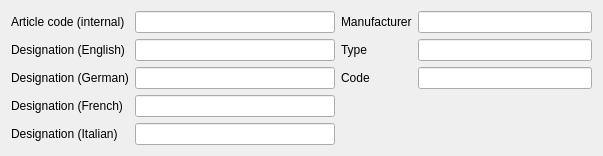
This is src/mdttools/mdttesttool/mdtcablelist/mdtClArticleEditor.ui in scandyna/multidiagtools as Qt 5 draws it before an edit. The edited form follows.
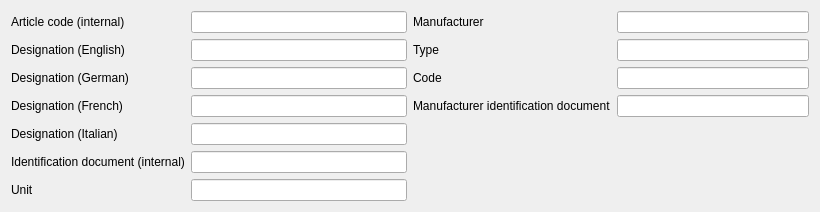
This is the edited form.

Diff of the .ui file:
```diff
--- a/src/mdttools/mdttesttool/mdtcablelist/mdtClArticleEditor.ui
+++ b/src/mdttools/mdttesttool/mdtcablelist/mdtClArticleEditor.ui
@@ -6,8 +6,8 @@
    <rect>
     <x>0</x>
     <y>0</y>
-    <width>603</width>
-    <height>141</height>
+    <width>820</width>
+    <height>195</height>
    </rect>
   </property>
   <property name="windowTitle">
@@ -15,7 +15,7 @@
   </property>
   <layout class="QHBoxLayout" name="horizontalLayout">
    <item>
-    <layout class="QFormLayout" name="formLayout_2">
+    <layout class="QFormLayout" name="formLayout">
      <item row="0" column="0">
       <widget class="QLabel" name="lb_ArticleCode">
        <property name="text">
@@ -107,12 +107,44 @@
        </property>
       </widget>
      </item>
+     <item row="5" column="0">
+      <widget class="QLabel" name="lb_IdentificationDocument">
+       <property name="text">
+        <string>Identification document (internal)</string>
+       </property>
+      </widget>
+     </item>
+     <item row="5" column="1">
+      <widget class="QLineEdit" name="fld_IdentificationDocument">
+       <property name="maximumSize">
+        <size>
+         <width>400</width>
+         <height>16777215</height>
+        </size>
+       </property>
+      </widget>
+     </item>
+     <item row="6" column="0">
+      <widget class="QLabel" name="lb_Unit">
+       <property name="text">
+        <string>Unit</string>
+       </property>
+      </widget>
+     </item>
+     <item row="6" column="1">
+      <widget class="QLineEdit" name="fld_Unit">
+       <property name="maximumSize">
+        <size>
+         <width>400</width>
+         <height>16777215</height>
+        </size>
+       </property>
+      </widget>
+     </item>
     </layout>
    </item>
    <item>
-    <layout class="QVBoxLayout" name="verticalLayout">
-     <item>
-      <layout class="QFormLayout" name="formLayout">
+    <layout class="QFormLayout" name="formLayout_2">
        <item row="0" column="0">
         <widget class="QLabel" name="lb_Manufacturer">
          <property name="text">
@@ -163,7 +195,22 @@
        <item row="2" column="1">
         <widget class="QLineEdit" name="fld_ManufacturerCode"/>
        </item>
-      </layout>
+     <item row="3" column="0">
+      <widget class="QLabel" name="lb_ManufacturerIdentificationDocument">
+       <property name="text">
+        <string>Manufacturer identification document</string>
+       </property>
+      </widget>
+     </item>
+     <item row="3" column="1">
+      <widget class="QLineEdit" name="fld_ManufacturerIdentificationDocument">
+       <property name="maximumSize">
+        <size>
+         <width>400</width>
+         <height>16777215</height>
+        </size>
+       </property>
+      </widget>
      </item>
     </layout>
    </item>
```
Lines whose indentation alone changed are shown as unchanged.
